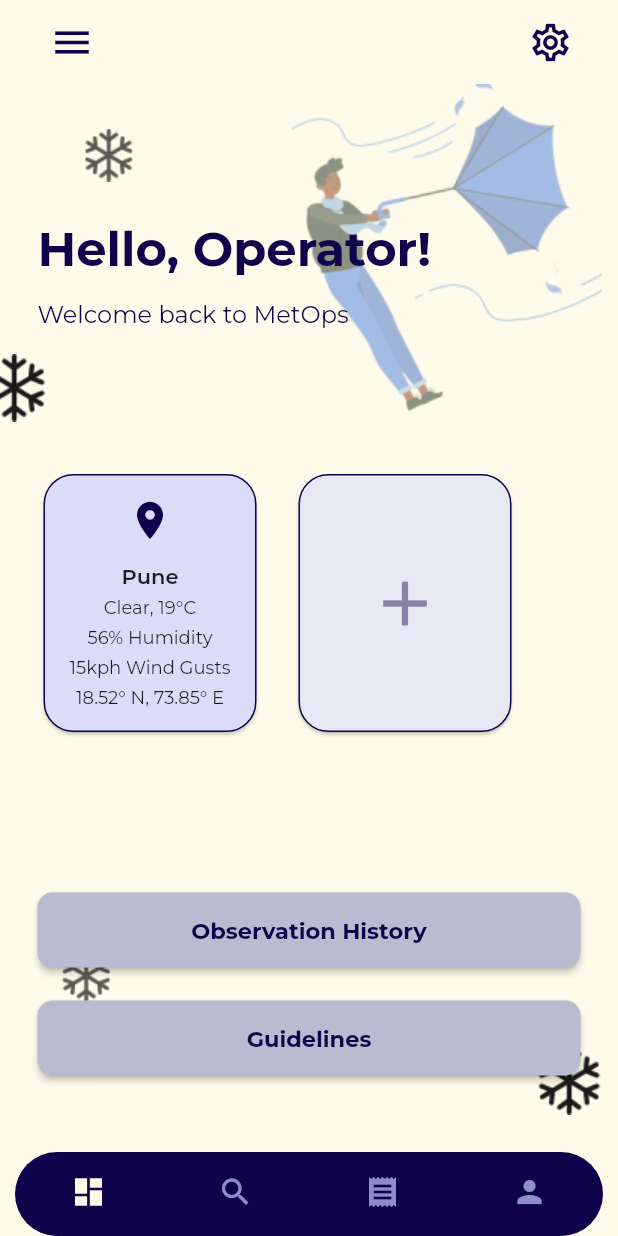
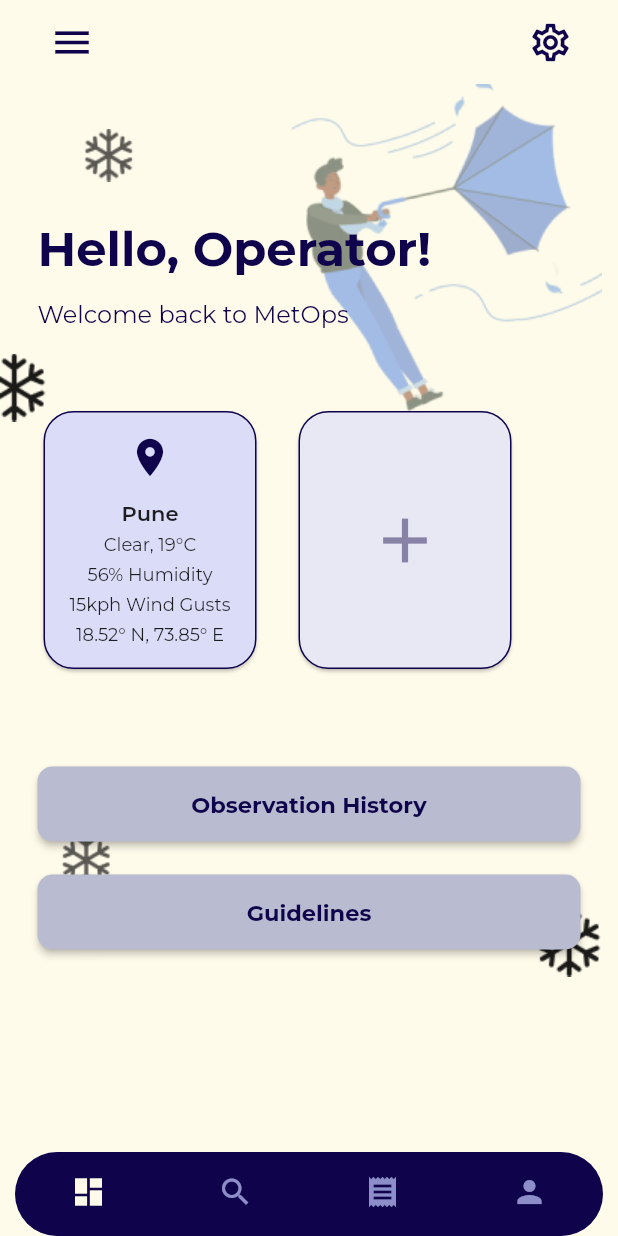
Before and after one commit to sn2606/MetOps-frontend, a Flutter app: the screen it shows after launch, on a phone screen of 412 x 824 dp. Run offline on Flutter 3.47's test engine with Material 2 defaults, Android fonts, the phone set to English and light mode, and no system bars; project files that could hold a hidden picture were left out.

Commit message:
minor changes

```diff
--- a/lib/screens/dashboard.dart
+++ b/lib/screens/dashboard.dart
@@ -33,7 +33,7 @@ class _DashboardState extends State<Dashboard> {
             ),
           ),
           Positioned(
-            bottom: 25,
+            top: 550,
             right: 10,
             height: 45,
             width: 45,
@@ -43,7 +43,7 @@ class _DashboardState extends State<Dashboard> {
             ),
           ),
           Positioned(
-            bottom: 100,
+            top: 500,
             left: 40,
             height: 35,
             width: 35,
@@ -74,7 +74,6 @@ class _DashboardState extends State<Dashboard> {
           ),
           Positioned(
             child: Column(
-              mainAxisAlignment: MainAxisAlignment.spaceBetween,
               children: [
                 Container(
                   width: double.infinity,
@@ -98,7 +97,7 @@ class _DashboardState extends State<Dashboard> {
                   ),
                 ),
                 Container(
-                  margin: EdgeInsets.only(left: 25, right: 25),
+                  margin: EdgeInsets.only(left: 25, right: 25, top: 50),
                   child: Row(
                     mainAxisAlignment: MainAxisAlignment.start,
                     children: [
@@ -114,7 +113,8 @@ class _DashboardState extends State<Dashboard> {
                   ),
                 ),
                 Container(
-                  margin: EdgeInsets.only(left: 25, right: 25, bottom: 40),
+                  margin:
+                      EdgeInsets.only(left: 25, right: 25, top: 50, bottom: 40),
                   child: Column(
                     mainAxisAlignment: MainAxisAlignment.spaceAround,
                     children: [
--- a/lib/screens/main_screen.dart
+++ b/lib/screens/main_screen.dart
@@ -31,6 +31,7 @@ class _ScaffoldCustomState extends State<ScaffoldCustom> {
       appBar: AppBarCustom(),
       drawer: DrawerCustom(),
       body: _screens[_screenIndex],
+      extendBody: true,
       bottomNavigationBar: BottomBar(
         screenIndex: _screenIndex,
         bindScreens: _bindScreens,
```
